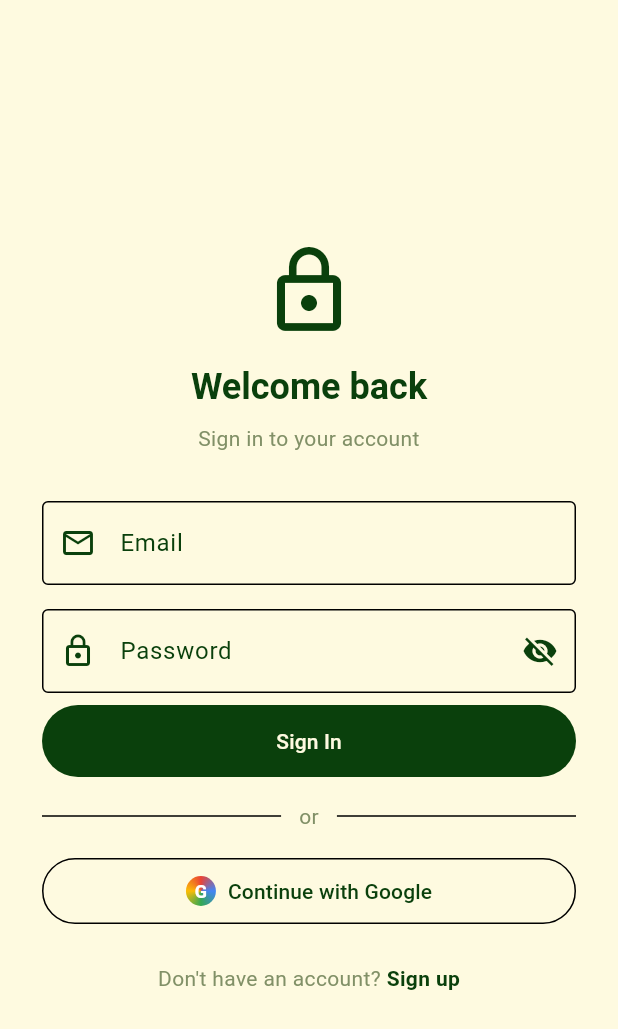
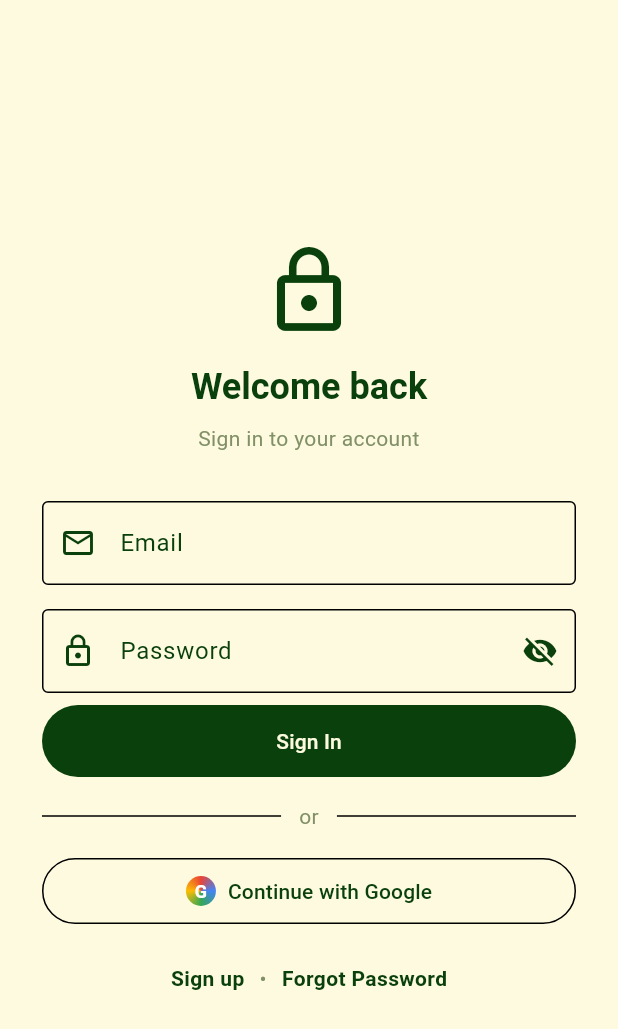
Before and after one commit to DataAgent47/Flocksync, a Flutter app: the screen it shows after launch, on a phone screen of 412 x 824 dp. Shown: the top 1029 px of the screen. Run offline on Flutter 3.47's test engine with Material 3 defaults, Android fonts, the phone set to English and light mode, and no system bars; our stand-ins replace firebase_auth, firebase_core, google_sign_in; accounts and stored records are empty; generated files the repository leaves out were written again.

Commit message:
Add a link for forgetting a password

```diff
--- a/frontend/lib/screens/login_screen.dart
+++ b/frontend/lib/screens/login_screen.dart
@@ -100,6 +100,37 @@ class _LoginScreenState extends State<LoginScreen> {
       // ignore: avoid_print
       print('[Google Sign-In Error] $e');
       setState(() => _errorMessage = 'Google sign-in failed. Please try again.');
+    } finally {
+      if (mounted) setState(() => _isLoading = false);
+    }
+  }
+
+  Future<void> _forgotPassword() async {
+    final email = _emailController.text.trim();
+    if (email.isEmpty || !email.contains('@')) {
+      setState(() {
+        _errorMessage = 'Enter your email above first to reset your password.';
+        _infoMessage = null;
+      });
+      return;
+    }
+
+    setState(() {
+      _isLoading = true;
+      _errorMessage = null;
+      _infoMessage = null;
+    });
+
+    try {
+      await _authService.forgotPassword(email: email);
+      if (!mounted) return;
+      setState(() {
+        _infoMessage = 'Password reset email sent to $email.';
+        _infoIsError = false;
+      });
+    } on FirebaseAuthException catch (e) {
+      if (!mounted) return;
+      setState(() => _errorMessage = _friendlyError(e.code));
     } finally {
       if (mounted) setState(() => _isLoading = false);
     }
@@ -343,10 +374,6 @@ class _LoginScreenState extends State<LoginScreen> {
                     Row(
                       mainAxisAlignment: MainAxisAlignment.center,
                       children: [
-                        Text(
-                          "Don't have an account? ",
-                          style: const TextStyle(color: AppColors.green2),
-                        ),
                         GestureDetector(
                           onTap: () => Navigator.push(
                             context,
@@ -356,6 +383,23 @@ class _LoginScreenState extends State<LoginScreen> {
                           ),
                           child: const Text(
                             'Sign up',
+                            style: TextStyle(
+                              color: AppColors.darkGreen,
+                              fontWeight: FontWeight.w600,
+                            ),
+                          ),
+                        ),
+                        const Padding(
+                          padding: EdgeInsets.symmetric(horizontal: 10),
+                          child: Text(
+                            '•',
+                            style: TextStyle(color: AppColors.green2),
+                          ),
+                        ),
+                        GestureDetector(
+                          onTap: _isLoading ? null : _forgotPassword,
+                          child: const Text(
+                            'Forgot Password',
                             style: TextStyle(
                               color: AppColors.darkGreen,
                               fontWeight: FontWeight.w600,
--- a/frontend/lib/services/auth_service.dart
+++ b/frontend/lib/services/auth_service.dart
@@ -38,6 +38,10 @@ class AuthService {
     }
   }
 
+  Future<void> forgotPassword({required String email}) async {
+    await _auth.sendPasswordResetEmail(email: email.trim());
+  }
+
   // GOOGLE
 
   Future<UserCredential> signInWithGoogle() async {
```
